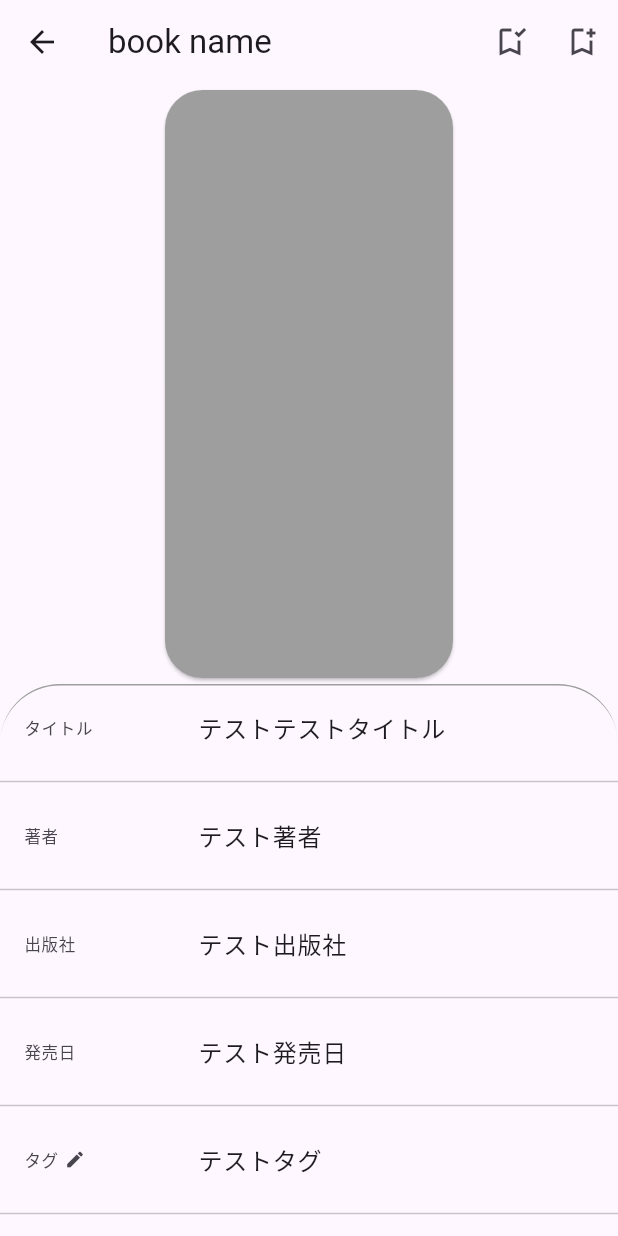
After one commit to n0o0i/yomiru, a Flutter app: the ShrinkingWidget screen opened directly, on a phone screen of 412 x 824 dp. The commit adds this screen. Run offline on Flutter 3.47's test engine with Material 3 defaults, Android fonts, the phone set to English and light mode, and no system bars; our stand-ins replace flutter_rating_bar.

Commit message:
add bookDetails

```diff
--- /dev/null
+++ b/lib/frontend/shared/bookDetails copy.dart
@@ -0,0 +1,142 @@
+import 'package:flutter/material.dart';
+import 'package:flutter_rating_bar/flutter_rating_bar.dart';
+
+class ShrinkingWidget extends StatefulWidget {
+  @override
+  _ShrinkingWidgetState createState() => _ShrinkingWidgetState();
+}
+
+class _ShrinkingWidgetState extends State<ShrinkingWidget> {
+  double _scale = 1.0;
+  final ScrollController _scrollController = ScrollController();
+
+  @override
+  void initState() {
+    super.initState();
+    _scrollController.addListener(_scrollListener);
+  }
+
+  @override
+  void dispose() {
+    _scrollController.dispose();
+    super.dispose();
+  }
+
+  void _scrollListener() {
+    setState(() {
+      // スクロール量に応じてスケールを調整
+      _scale = 1.0 - (_scrollController.offset / 600);
+      _scale = _scale.clamp(0.5, 1.0); // 最小値を0.5に制限
+    });
+  }
+
+  final List<String> detailTitles = [
+    'タイトル',
+    '著者',
+    '出版社',
+    '発売日',
+    'タグ',
+    'ステータス',
+    '感想',
+    'メモ',
+    '評価',
+  ];
+
+  final List<String> detailContents = [
+    'テストテストタイトル',
+    'テスト著者',
+    'テスト出版社',
+    'テスト発売日',
+    'テストタグ',
+    'テストステータス',
+    'テスト感想',
+    'テストメモ',
+    'テスト評価',
+  ];
+
+  @override
+  Widget build(BuildContext context) {
+    return Scaffold(
+      appBar: AppBar(
+        title: Text('book name'),
+        actions: [
+          IconButton(
+            onPressed: (){
+              print('added');
+            },
+            icon: Icon(Icons.bookmark_added_outlined)
+          ),
+          IconButton(
+            onPressed: (){
+              print('add');
+            },
+            icon: Icon(Icons.bookmark_add_outlined)
+          )
+        ],
+      ),
+      body: SingleChildScrollView(
+        controller: _scrollController,
+        child: Column(
+          children: [
+            Transform.scale(
+              scale: _scale,
+              child: SizedBox(
+                height: 400,
+                width: 200,
+                child: Card(
+                  shape: RoundedRectangleBorder(
+                    borderRadius: BorderRadius.circular(25)
+                  ),
+                  color: Colors.grey,
+                  )
+              ),
+            ),
+            Container(
+              decoration: BoxDecoration(
+                borderRadius: BorderRadius.circular(40),
+                border: Border(
+                  top: BorderSide(
+                    color: Colors.grey,
+                  ),
+                )
+              ),
+              child: Column(
+                children: List.generate(
+                  detailTitles.length,
+                  (index) => Column(
+                    children: [
+                      ListTile(
+                        leading: (index > 3)
+                          ? Row(
+                              mainAxisSize: MainAxisSize.min,
+                              children: [
+                                Text(detailTitles[index]),
+                                SizedBox(width: 4,),
+                                Icon(Icons.edit, size: 14,)
+                              ],
+                            )
+                          : Text(detailTitles[index]),
+                        title: (index == 8)
+                        ? RatingBar.builder(
+                            itemBuilder: (context, index) => const Icon(Icons.star),
+                            onRatingUpdate: (rating) {
+                              // function to input rating to DB
+                            },
+                            // initialRating: 2, #######FIX ME
+                            allowHalfRating: true,
+                          )
+                        : Text(detailContents[index]),
+                        minLeadingWidth: 100,
+                      ),
+                      Divider()
+                    ],
+                  )
+                ),
+              )
+            )
+          ],
+        ),
+      ),
+    );
+  }
+}
--- /dev/null
+++ b/lib/frontend/shared/bookDetails.dart
@@ -0,0 +1,94 @@
+import 'package:flutter/material.dart';
+
+class ShrinkingWidget extends StatefulWidget {
+  @override
+  _ShrinkingWidgetState createState() => _ShrinkingWidgetState();
+}
+
+class _ShrinkingWidgetState extends State<ShrinkingWidget> {
+  double _scale = 1.0;
+  final ScrollController _scrollController = ScrollController();
+
+  @override
+  void initState() {
+    super.initState();
+    _scrollController.addListener(_scrollListener);
+  }
+
+  @override
+  void dispose() {
+    _scrollController.dispose();
+    super.dispose();
+  }
+
+  void _scrollListener() {
+    setState(() {
+      // スクロール量に応じてスケールを調整
+      _scale = 1.0 - (_scrollController.offset / 200);
+      _scale = _scale.clamp(0.5, 1.0); // 最小値を0.5に制限
+    });
+  }
+
+  @override
+  Widget build(BuildContext context) {
+    return Scaffold(
+      appBar: AppBar(title: Text('book name')),
+      body: SingleChildScrollView(
+        controller: _scrollController,
+        child: Column(
+          children: [
+            Transform.scale(
+              scale: _scale,
+              child: Container(
+                height: 200,
+                color: Colors.blue,
+                child: Center(
+                  child: Text(
+                    'スクロールで小さくなる',
+                    style: TextStyle(fontSize: 20, color: Colors.white),
+                  ),
+                ),
+              ),
+            ),
+            Container(
+              height: 1000,
+              child: ListView(
+                padding: EdgeInsets.all(16),
+                children: [
+                  ListTile(
+                    title: Text('book title'),
+                  ),
+                  Divider(),
+                  ListTile(
+                    title: Text('book title'),
+                  ),
+                  Divider(),
+                  ListTile(
+                    title: Text('book title'),
+                  ),
+                  Divider(),
+                  ListTile(
+                    title: Text('book title'),
+                  ),
+                  Divider(),
+                  ListTile(
+                    title: Text('book title'),
+                  ),
+                  Divider(),
+                  ListTile(
+                    title: Text('book title'),
+                  ),
+                  Divider(),
+                  ListTile(
+                    title: Text('book title'),
+                  ),
+                  Divider(),
+                ],
+              ),
+            )
+          ],
+        ),
+      ),
+    );
+  }
+}
--- a/pubspec.yaml
+++ b/pubspec.yaml
@@ -34,6 +34,7 @@ dependencies:
   # The following adds the Cupertino Icons font to your application.
   # Use with the CupertinoIcons class for iOS style icons.
   cupertino_icons: ^1.0.8
+  flutter_rating_bar: ^4.0.1
 
 dev_dependencies:
   flutter_test:
```
Also changed, not shown: lib/frontend/shared/booksGridView.dart (+12 -2 lines), pubspec.lock, 2 other files.
